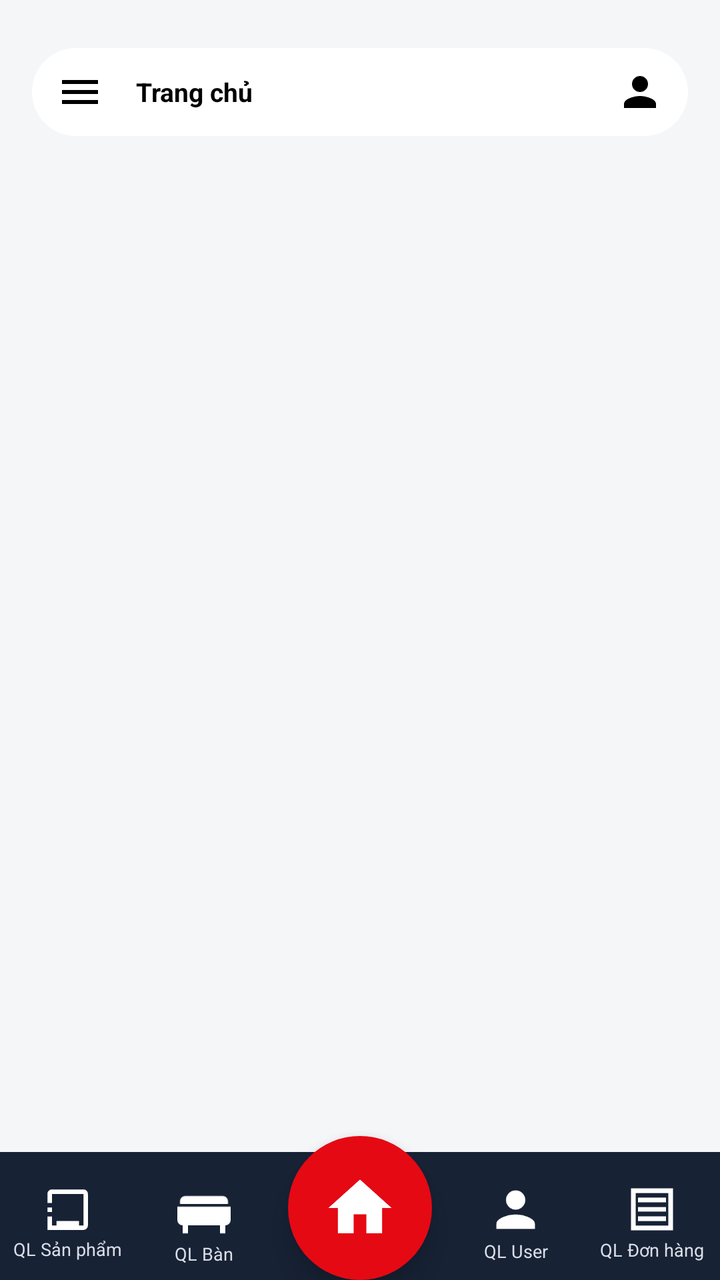
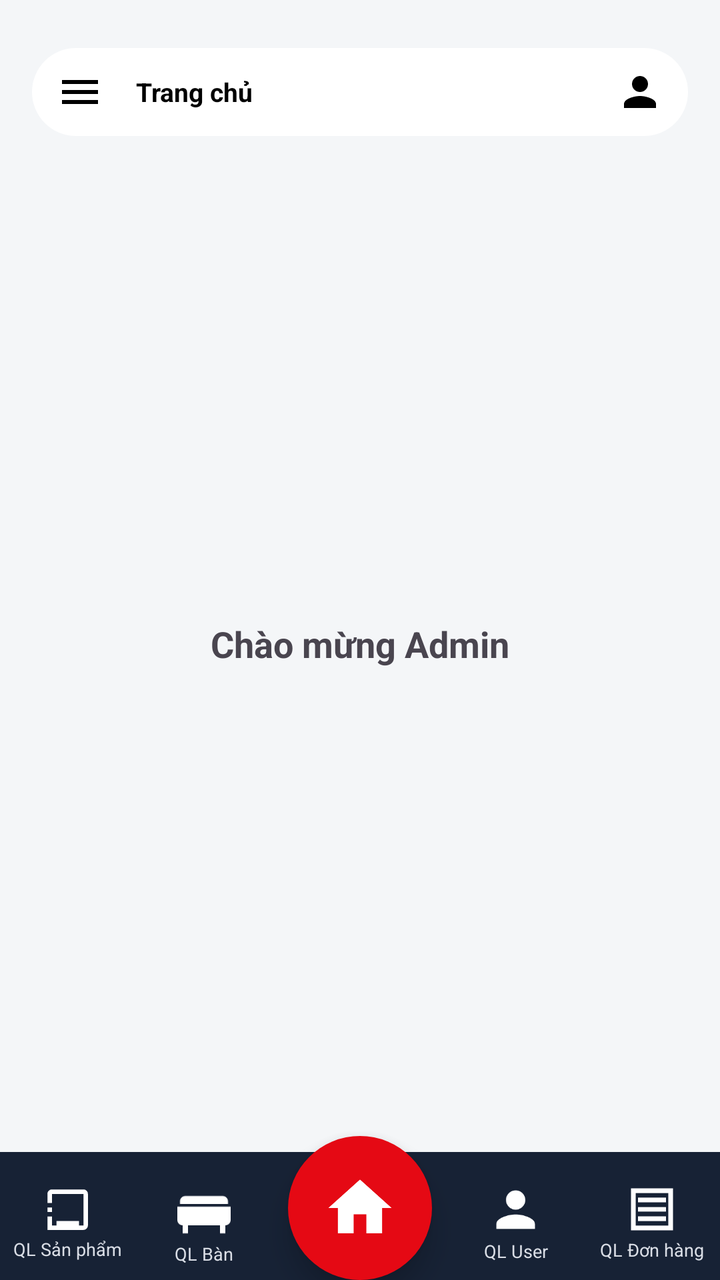

Compare the two renders of this Android layout. The source of the first and the diff that turns it into the second are given below.
<!-- AndroidManifest.xml: application theme Theme.AppDatMon -->
<!-- res/layout/activity_admin.xml -->
<?xml version="1.0" encoding="utf-8"?>
<androidx.constraintlayout.widget.ConstraintLayout
    xmlns:android="http://schemas.android.com/apk/res/android"
    xmlns:app="http://schemas.android.com/apk/res-auto"
    android:layout_width="match_parent"
    android:layout_height="match_parent"
    android:background="#F4F6F8">

    
    <LinearLayout
        android:id="@+id/topBar"
        android:layout_width="0dp"
        android:layout_height="44dp"
        android:layout_marginStart="16dp"
        android:layout_marginEnd="16dp"
        android:layout_marginTop="24dp"
        android:background="@drawable/bg_top_bar"
        android:gravity="center_vertical"
        android:paddingStart="12dp"
        android:paddingEnd="12dp"
        android:orientation="horizontal"
        app:layout_constraintTop_toTopOf="parent"
        app:layout_constraintStart_toStartOf="parent"
        app:layout_constraintEnd_toEndOf="parent">

        <ImageView
            android:layout_width="24dp"
            android:layout_height="24dp"
            android:src="@drawable/ic_menu"
            app:tint="#000000" />

        <TextView
            android:layout_width="0dp"
            android:layout_height="wrap_content"
            android:layout_weight="1"
            android:text="Trang chủ"
            android:textStyle="bold"
            android:textSize="13sp"
            android:textColor="#000000"
            android:layout_marginStart="16dp" />

        <ImageView
            android:layout_width="24dp"
            android:layout_height="24dp"
            android:src="@drawable/ic_user"
            app:tint="#000000" />

    </LinearLayout>

    
    <FrameLayout
        android:id="@+id/content"
        android:layout_width="0dp"
        android:layout_height="0dp"
        android:background="#F4F6F8"
        app:layout_constraintTop_toBottomOf="@id/topBar"
        app:layout_constraintBottom_toTopOf="@id/bottomBar"
        app:layout_constraintStart_toStartOf="parent"
        app:layout_constraintEnd_toEndOf="parent" />

    
    <LinearLayout
        android:id="@+id/bottomBar"
        android:layout_width="0dp"
        android:layout_height="64dp"
        android:background="#172235"
        android:gravity="center"
        android:orientation="horizontal"
        android:paddingTop="6dp"
        app:layout_constraintBottom_toBottomOf="parent"
        app:layout_constraintStart_toStartOf="parent"
        app:layout_constraintEnd_toEndOf="parent">

        <LinearLayout
            android:layout_width="0dp"
            android:layout_height="match_parent"
            android:layout_weight="1"
            android:gravity="center"
            android:orientation="vertical">

            <ImageView
                android:layout_width="27dp"
                android:layout_height="27dp"
                android:src="@drawable/ic_box"
                app:tint="#FFFFFF" />

            <TextView
                android:text="QL Sản phẩm"
                android:textColor="#D9DDE5"
                android:textSize="9sp"
                android:layout_width="wrap_content"
                android:layout_height="wrap_content" />
        </LinearLayout>

        <LinearLayout
            android:layout_width="0dp"
            android:layout_height="match_parent"
            android:layout_weight="1"
            android:gravity="center"
            android:orientation="vertical">

            <ImageView
                android:layout_width="32dp"
                android:layout_height="32dp"
                android:src="@drawable/ic_table"
                app:tint="#FFFFFF" />

            <TextView
                android:text="QL Bàn"
                android:textColor="#D9DDE5"
                android:textSize="9sp"
                android:layout_width="wrap_content"
                android:layout_height="wrap_content" />
        </LinearLayout>

        
        <Space
            android:layout_width="88dp"
            android:layout_height="match_parent" />

        <LinearLayout
            android:layout_width="0dp"
            android:layout_height="match_parent"
            android:layout_weight="1"
            android:gravity="center"
            android:orientation="vertical">

            <ImageView
                android:layout_width="29dp"
                android:layout_height="29dp"
                android:src="@drawable/ic_user"
                app:tint="#FFFFFF" />

            <TextView
                android:text="QL User"
                android:textColor="#D9DDE5"
                android:textSize="9sp"
                android:layout_width="wrap_content"
                android:layout_height="wrap_content" />
        </LinearLayout>

        <LinearLayout
            android:layout_width="0dp"
            android:layout_height="match_parent"
            android:layout_weight="1"
            android:gravity="center"
            android:orientation="vertical">

            <ImageView
                android:layout_width="28dp"
                android:layout_height="28dp"
                android:src="@drawable/ic_bill"
                app:tint="#FFFFFF" />

            <TextView
                android:text="QL Đơn hàng"
                android:textColor="#D9DDE5"
                android:textSize="9sp"
                android:layout_width="wrap_content"
                android:layout_height="wrap_content" />
        </LinearLayout>

    </LinearLayout>

    
    <FrameLayout
        android:id="@+id/homeButton"
        android:layout_width="72dp"
        android:layout_height="72dp"
        android:background="@drawable/bg_home_circle"
        android:elevation="8dp"
        android:padding="16dp"
        app:layout_constraintBottom_toBottomOf="@id/bottomBar"
        app:layout_constraintStart_toStartOf="parent"
        app:layout_constraintEnd_toEndOf="parent">

        <ImageView
            android:layout_width="38dp"
            android:layout_height="38dp"
            android:layout_gravity="center"
            android:src="@drawable/ic_home"
            app:tint="#FFFFFF" />

    </FrameLayout>

</androidx.constraintlayout.widget.ConstraintLayout>
<!-- resources referenced by this layout -->
<resources>
  <!-- drawable bg_home_circle (drawable) -->
  <?xml version="1.0" encoding="utf-8"?>
  <shape xmlns:android="http://schemas.android.com/apk/res/android">
      <solid android:color="#E50914" />
      <corners android:radius="36dp" />
  </shape>
  <!-- drawable bg_top_bar (drawable) -->
  <?xml version="1.0" encoding="utf-8"?>
  <shape xmlns:android="http://schemas.android.com/apk/res/android">
      <solid android:color="#FFFFFF" />
      <corners android:radius="22dp" />
  </shape>
  <!-- drawable ic_bill (drawable) -->
  <vector xmlns:android="http://schemas.android.com/apk/res/android" android:height="24dp" android:viewportHeight="24" android:viewportWidth="24" android:width="24dp"><path android:fillColor="#000" android:pathData="M18,17H6v-2h12V17zM18,13H6v-2h12V13zM18,9H6V7h12V9zM3,3v18h18V3H3zM19,19H5V5h14V19z"/></vector>
  <!-- drawable ic_box (drawable) -->
  <vector xmlns:android="http://schemas.android.com/apk/res/android" android:height="24dp" android:viewportHeight="24" android:viewportWidth="24" android:width="24dp"><path android:fillColor="#000" android:pathData="M3,13h2v-2H3V13zM3,17h2v-2H3V17zM5,21v-2H3v2H5zM3,9h2V7H3V9zM7,19h10v-2H7V19zM19,3H5C3.9,3 3,3.9 3,5v2h2V5h14v14H5v-2H3v2c0,1.1 0.9,2 2,2h14c1.1,0 2,-0.9 2,-2V5C21,3.9 20.1,3 19,3z"/></vector>
  <!-- drawable ic_home (drawable) -->
  <vector xmlns:android="http://schemas.android.com/apk/res/android" android:height="24dp" android:viewportHeight="24" android:viewportWidth="24" android:width="24dp"><path android:fillColor="#000" android:pathData="M10,20v-6h4v6h5v-8h3L12,3 2,12h3v8z"/></vector>
  <!-- drawable ic_menu (drawable) -->
  <vector xmlns:android="http://schemas.android.com/apk/res/android" android:height="24dp" android:viewportHeight="24" android:viewportWidth="24" android:width="24dp"><path android:fillColor="#000" android:pathData="M3,18h18v-2H3V18zM3,13h18v-2H3V13zM3,6v2h18V6H3z"/></vector>
  <!-- drawable ic_table (drawable) -->
  <vector xmlns:android="http://schemas.android.com/apk/res/android" android:height="24dp" android:viewportHeight="24" android:viewportWidth="24" android:width="24dp"><path android:fillColor="#000" android:pathData="M4,18v3h2v-3h12v3h2v-3c1.1,0 2,-0.9 2,-2v-5H2v5C2,17.1 2.9,18 4,18zM19,7H5c-1.1,0 -2,0.9 -2,2v1h18V9C21,7.9 20.1,7 19,7z"/></vector>
  <!-- drawable ic_user (drawable) -->
  <vector xmlns:android="http://schemas.android.com/apk/res/android" android:height="24dp" android:viewportHeight="24" android:viewportWidth="24" android:width="24dp"><path android:fillColor="#000" android:pathData="M12,12c2.21,0 4,-1.79 4,-4s-1.79,-4 -4,-4 -4,1.79 -4,4 1.79,4 4,4zM12,14c-2.67,0 -8,1.34 -8,4v2h16v-2c0,-2.66 -5.33,-4 -8,-4z"/></vector>
  <style name="Theme.AppDatMon" parent="Base.Theme.AppDatMon" />
  <style name="Base.Theme.AppDatMon" parent="Theme.Material3.DayNight.NoActionBar">
          
          
      </style>
</resources>

<!-- the commit's change to res/layout/activity_admin.xml (unified diff, before → after) -->
@@ -1,186 +1,224 @@
 <?xml version="1.0" encoding="utf-8"?>
-<androidx.constraintlayout.widget.ConstraintLayout
+<androidx.drawerlayout.widget.DrawerLayout
     xmlns:android="http://schemas.android.com/apk/res/android"
     xmlns:app="http://schemas.android.com/apk/res-auto"
+    xmlns:tools="http://schemas.android.com/tools"
+    android:id="@+id/drawerLayout"
     android:layout_width="match_parent"
-    android:layout_height="match_parent"
-    android:background="#F4F6F8">
+    android:layout_height="match_parent">
 
     
+    <androidx.constraintlayout.widget.ConstraintLayout
+        android:layout_width="match_parent"
+        android:layout_height="match_parent"
+        android:background="#F4F6F8">
+
+        
+        <LinearLayout
+            android:id="@+id/topBar"
+            android:layout_width="0dp"
+            android:layout_height="44dp"
+            android:layout_marginStart="16dp"
+            android:layout_marginEnd="16dp"
+            android:layout_marginTop="24dp"
+            android:background="@drawable/bg_top_bar"
+            android:gravity="center_vertical"
+            android:paddingStart="12dp"
+            android:paddingEnd="12dp"
+            android:orientation="horizontal"
+            app:layout_constraintTop_toTopOf="parent"
+            app:layout_constraintStart_toStartOf="parent"
+            app:layout_constraintEnd_toEndOf="parent">
+
+            <ImageView
+                android:id="@+id/btnMenu"
+                android:layout_width="24dp"
+                android:layout_height="24dp"
+                android:src="@drawable/ic_menu"
+                app:tint="#000000" />
+
+            <TextView
+                android:id="@+id/tvTitle"
+                android:layout_width="0dp"
+                android:layout_height="wrap_content"
+                android:layout_weight="1"
+                android:text="Trang chủ"
+                android:textStyle="bold"
+                android:textSize="13sp"
+                android:textColor="#000000"
+                android:layout_marginStart="16dp" />
+
+            <ImageView
+                android:layout_width="24dp"
+                android:layout_height="24dp"
+                android:src="@drawable/ic_user"
+                app:tint="#000000" />
+
+        </LinearLayout>
+
+        
+
+        
+
+        <FrameLayout
+            android:id="@+id/content"
+            android:layout_width="0dp"
+            android:layout_height="0dp"
+            android:background="#F4F6F8"
+            app:layout_constraintBottom_toTopOf="@id/bottomBar"
+            app:layout_constraintEnd_toEndOf="parent"
+            app:layout_constraintStart_toStartOf="parent"
+            app:layout_constraintTop_toBottomOf="@id/topBar">
+
+            
+            <TextView
+                android:id="@+id/tvHomeWelcome"
+                android:layout_width="wrap_content"
+                android:layout_height="wrap_content"
+                android:layout_gravity="center"
+                android:text="Chào mừng Admin"
+                android:textSize="18sp"
+                android:textStyle="bold" />
+        </FrameLayout>
+
+        <LinearLayout
+            android:id="@+id/bottomBar"
+            android:layout_width="0dp"
+            android:layout_height="64dp"
+            android:background="#172235"
+            android:gravity="center"
+            android:orientation="horizontal"
+            android:paddingTop="6dp"
+            app:layout_constraintBottom_toBottomOf="parent"
+            app:layout_constraintStart_toStartOf="parent"
+            app:layout_constraintEnd_toEndOf="parent">
+
+            <LinearLayout
+                android:layout_width="0dp"
+                android:layout_height="match_parent"
+                android:layout_weight="1"
+                android:gravity="center"
+                android:orientation="vertical">
+                <ImageView android:layout_width="27dp" android:layout_height="27dp" android:src="@drawable/ic_box" app:tint="#FFFFFF" />
+                <TextView android:text="QL Sản phẩm" android:textColor="#D9DDE5" android:textSize="9sp" android:layout_width="wrap_content" android:layout_height="wrap_content" />
+            </LinearLayout>
+
+            <LinearLayout
+                android:layout_width="0dp"
+                android:layout_height="match_parent"
+                android:layout_weight="1"
+                android:gravity="center"
+                android:orientation="vertical">
+                <ImageView android:layout_width="32dp" android:layout_height="32dp" android:src="@drawable/ic_table" app:tint="#FFFFFF" />
+                <TextView android:text="QL Bàn" android:textColor="#D9DDE5" android:textSize="9sp" android:layout_width="wrap_content" android:layout_height="wrap_content" />
+            </LinearLayout>
+
+            <Space android:layout_width="88dp" android:layout_height="match_parent" />
+
+            <LinearLayout
+                android:layout_width="0dp"
+                android:layout_height="match_parent"
+                android:layout_weight="1"
+                android:gravity="center"
+                android:orientation="vertical">
+                <ImageView android:layout_width="29dp" android:layout_height="29dp" android:src="@drawable/ic_user" app:tint="#FFFFFF" />
+                <TextView android:text="QL User" android:textColor="#D9DDE5" android:textSize="9sp" android:layout_width="wrap_content" android:layout_height="wrap_content" />
+            </LinearLayout>
+
+            <LinearLayout
+                android:layout_width="0dp"
+                android:layout_height="match_parent"
+                android:layout_weight="1"
+                android:gravity="center"
+                android:orientation="vertical">
+                <ImageView android:layout_width="28dp" android:layout_height="28dp" android:src="@drawable/ic_bill" app:tint="#FFFFFF" />
+                <TextView android:text="QL Đơn hàng" android:textColor="#D9DDE5" android:textSize="9sp" android:layout_width="wrap_content" android:layout_height="wrap_content" />
+            </LinearLayout>
+
+        </LinearLayout>
+
+        
+        <FrameLayout
+            android:id="@+id/homeButton"
+            android:layout_width="72dp"
+            android:layout_height="72dp"
+            android:background="@drawable/bg_home_circle"
+            android:elevation="8dp"
+            android:padding="16dp"
+            app:layout_constraintBottom_toBottomOf="@id/bottomBar"
+            app:layout_constraintStart_toStartOf="parent"
+            app:layout_constraintEnd_toEndOf="parent">
+            <ImageView android:layout_width="38dp" android:layout_height="38dp" android:layout_gravity="center" android:src="@drawable/ic_home" app:tint="#FFFFFF" />
+        </FrameLayout>
+
+    </androidx.constraintlayout.widget.ConstraintLayout>
+
+    
+    <com.google.android.material.navigation.NavigationView
+        android:id="@+id/navView"
+        android:layout_width="280dp"
+        android:layout_height="match_parent"
+        android:layout_gravity="start"
+        app:headerLayout="@layout/nav_header_admin"
+        app:menu="@menu/admin_drawer_menu"
+        app:itemIconTint="#172235"
+        app:itemTextColor="#333333"
+        app:itemShapeFillColor="#E8EAF6"
+        app:itemShapeAppearanceOverlay="@style/ShapeAppearance.MaterialComponents.SmallComponent" />
+
+</androidx.drawerlayout.widget.DrawerLayout>
+<!-- res/layout/nav_header_admin.xml (included above) -->
+<?xml version="1.0" encoding="utf-8"?>
+<RelativeLayout xmlns:android="http://schemas.android.com/apk/res/android"
+    android:layout_width="match_parent"
+    android:layout_height="200dp"
+    android:background="#172235"
+    android:padding="16dp">
+
+    
+    <ImageView
+        android:id="@+id/btnCloseMenu"
+        android:layout_width="32dp"
+        android:layout_height="32dp"
+        android:layout_alignParentEnd="true"
+        android:layout_alignParentTop="true"
+        android:padding="4dp"
+        android:src="@android:drawable/ic_menu_close_clear_cancel"
+        android:contentDescription="Close Menu"
+        xmlns:app="http://schemas.android.com/apk/res-auto"
+        app:tint="#FFFFFF" />
+
     <LinearLayout
-        android:id="@+id/topBar"
-        android:layout_width="0dp"
-        android:layout_height="44dp"
-        android:layout_marginStart="16dp"
-        android:layout_marginEnd="16dp"
-        android:layout_marginTop="24dp"
-        android:background="@drawable/bg_top_bar"
-        android:gravity="center_vertical"
-        android:paddingStart="12dp"
-        android:paddingEnd="12dp"
-        android:orientation="horizontal"
-        app:layout_constraintTop_toTopOf="parent"
-        app:layout_constraintStart_toStartOf="parent"
-        app:layout_constraintEnd_toEndOf="parent">
+        android:layout_width="match_parent"
+        android:layout_height="wrap_content"
+        android:layout_alignParentBottom="true"
+        android:orientation="vertical">
 
         <ImageView
-            android:layout_width="24dp"
-            android:layout_height="24dp"
-            android:src="@drawable/ic_menu"
-            app:tint="#000000" />
+            android:id="@+id/imgAdminAvatar"
+            android:layout_width="70dp"
+            android:layout_height="70dp"
+            android:src="@drawable/ic_user"
+            android:padding="2dp"
+            android:background="@drawable/bg_home_circle"
+            android:layout_marginBottom="12dp"
+            xmlns:app="http://schemas.android.com/apk/res-auto"
+            app:tint="#FFFFFF" />
 
         <TextView
-            android:layout_width="0dp"
+            android:layout_width="match_parent"
             android:layout_height="wrap_content"
-            android:layout_weight="1"
-            android:text="Trang chủ"
+            android:text="Administrator"
+            android:textSize="18sp"
             android:textStyle="bold"
+            android:textColor="#FFFFFF" />
+
+        <TextView
+            android:layout_width="wrap_content"
+            android:layout_height="wrap_content"
+            android:text="Quản trị viên hệ thống"
             android:textSize="13sp"
-            android:textColor="#000000"
-            android:layout_marginStart="16dp" />
-
-        <ImageView
-            android:layout_width="24dp"
-            android:layout_height="24dp"
-            android:src="@drawable/ic_user"
-            app:tint="#000000" />
-
+            android:textColor="#D9DDE5" />
     </LinearLayout>
 
-    
-    <FrameLayout
-        android:id="@+id/content"
-        android:layout_width="0dp"
-        android:layout_height="0dp"
-        android:background="#F4F6F8"
-        app:layout_constraintTop_toBottomOf="@id/topBar"
-        app:layout_constraintBottom_toTopOf="@id/bottomBar"
-        app:layout_constraintStart_toStartOf="parent"
-        app:layout_constraintEnd_toEndOf="parent" />
-
-    
-    <LinearLayout
-        android:id="@+id/bottomBar"
-        android:layout_width="0dp"
-        android:layout_height="64dp"
-        android:background="#172235"
-        android:gravity="center"
-        android:orientation="horizontal"
-        android:paddingTop="6dp"
-        app:layout_constraintBottom_toBottomOf="parent"
-        app:layout_constraintStart_toStartOf="parent"
-        app:layout_constraintEnd_toEndOf="parent">
-
-        <LinearLayout
-            android:layout_width="0dp"
-            android:layout_height="match_parent"
-            android:layout_weight="1"
-            android:gravity="center"
-            android:orientation="vertical">
-
-            <ImageView
-                android:layout_width="27dp"
-                android:layout_height="27dp"
-                android:src="@drawable/ic_box"
-                app:tint="#FFFFFF" />
-
-            <TextView
-                android:text="QL Sản phẩm"
-                android:textColor="#D9DDE5"
-                android:textSize="9sp"
-                android:layout_width="wrap_content"
-                android:layout_height="wrap_content" />
-        </LinearLayout>
-
-        <LinearLayout
-            android:layout_width="0dp"
-            android:layout_height="match_parent"
-            android:layout_weight="1"
-            android:gravity="center"
-            android:orientation="vertical">
-
-            <ImageView
-                android:layout_width="32dp"
-                android:layout_height="32dp"
-                android:src="@drawable/ic_table"
-                app:tint="#FFFFFF" />
-
-            <TextView
-                android:text="QL Bàn"
-                android:textColor="#D9DDE5"
-                android:textSize="9sp"
-                android:layout_width="wrap_content"
-                android:layout_height="wrap_content" />
-        </LinearLayout>
-
-        
-        <Space
-            android:layout_width="88dp"
-            android:layout_height="match_parent" />
-
-        <LinearLayout
-            android:layout_width="0dp"
-            android:layout_height="match_parent"
-            android:layout_weight="1"
-            android:gravity="center"
-            android:orientation="vertical">
-
-            <ImageView
-                android:layout_width="29dp"
-                android:layout_height="29dp"
-                android:src="@drawable/ic_user"
-                app:tint="#FFFFFF" />
-
-            <TextView
-                android:text="QL User"
-                android:textColor="#D9DDE5"
-                android:textSize="9sp"
-                android:layout_width="wrap_content"
-                android:layout_height="wrap_content" />
-        </LinearLayout>
-
-        <LinearLayout
-            android:layout_width="0dp"
-            android:layout_height="match_parent"
-            android:layout_weight="1"
-            android:gravity="center"
-            android:orientation="vertical">
-
-            <ImageView
-                android:layout_width="28dp"
-                android:layout_height="28dp"
-                android:src="@drawable/ic_bill"
-                app:tint="#FFFFFF" />
-
-            <TextView
-                android:text="QL Đơn hàng"
-                android:textColor="#D9DDE5"
-                android:textSize="9sp"
-                android:layout_width="wrap_content"
-                android:layout_height="wrap_content" />
-        </LinearLayout>
-
-    </LinearLayout>
-
-    
-    <FrameLayout
-        android:id="@+id/homeButton"
-        android:layout_width="72dp"
-        android:layout_height="72dp"
-        android:background="@drawable/bg_home_circle"
-        android:elevation="8dp"
-        android:padding="16dp"
-        app:layout_constraintBottom_toBottomOf="@id/bottomBar"
-        app:layout_constraintStart_toStartOf="parent"
-        app:layout_constraintEnd_toEndOf="parent">
-
-        <ImageView
-            android:layout_width="38dp"
-            android:layout_height="38dp"
-            android:layout_gravity="center"
-            android:src="@drawable/ic_home"
-            app:tint="#FFFFFF" />
-
-    </FrameLayout>
-
-</androidx.constraintlayout.widget.ConstraintLayout>
+</RelativeLayout>
